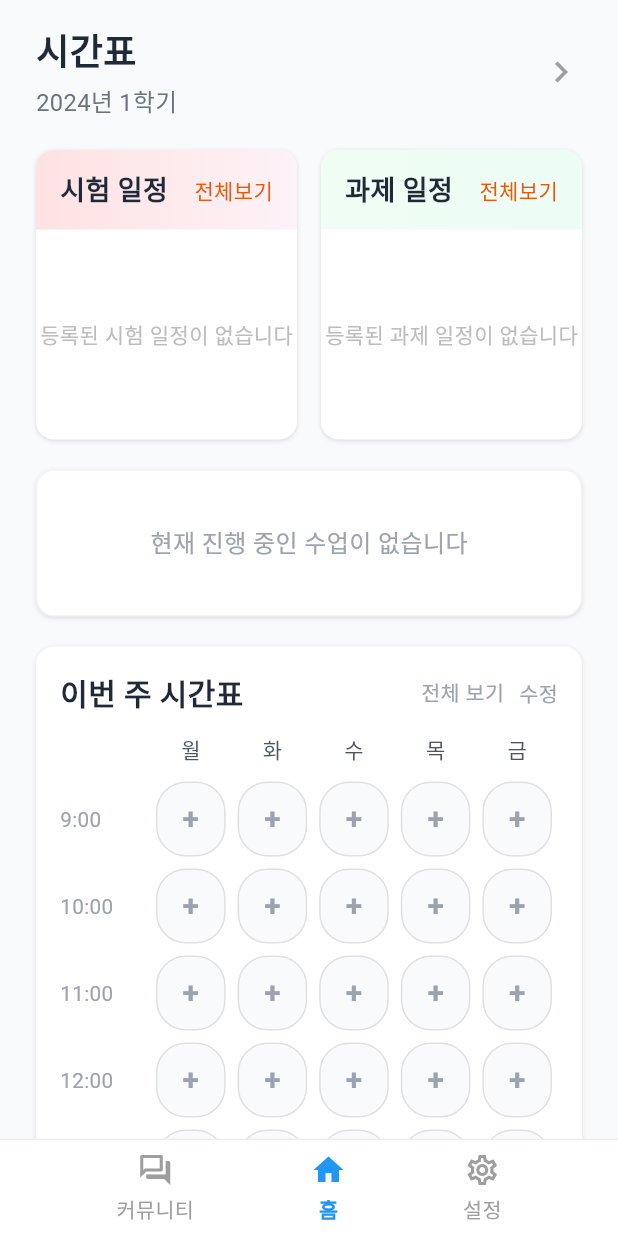
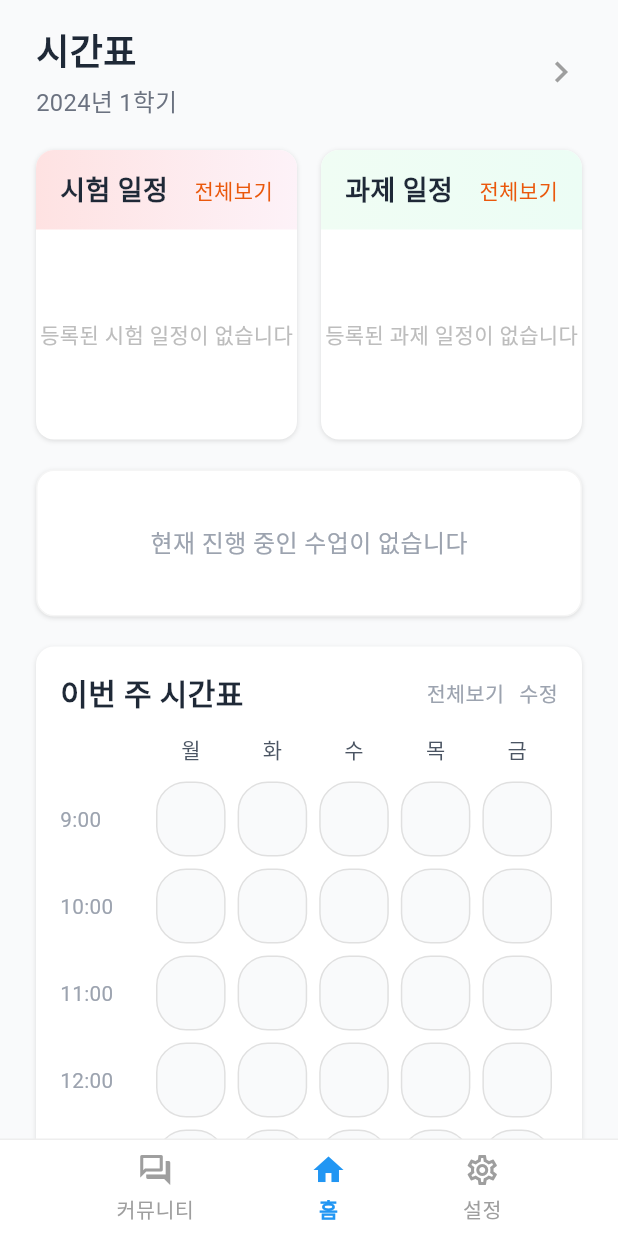
Before and after one commit to seungyun03/StudyApplication, a Flutter app: the screen it shows after launch, on a phone screen of 412 x 824 dp. Run offline on Flutter 3.47's test engine with Material 3 defaults, Android fonts, the phone set to English and light mode, and no system bars.

Commit message:
changed10.20.19.23

```diff
--- a/lib/FrontEnd/homepage.dart
+++ b/lib/FrontEnd/homepage.dart
@@ -1,5 +1,4 @@
 import 'package:flutter/material.dart';
-import 'package:flutter/services.dart';
 import 'package:provider/provider.dart';
 import 'package:study_app/FrontEnd/EditingPageParents.dart';
 import 'package:study_app/FrontEnd/FullTimeTable.dart';
@@ -28,7 +27,6 @@ class HomePage extends StatefulWidget {
 }
 
 class _HomePageState extends State<HomePage> {
-  /// ✏️ 에디팅 페이지에서 돌아올 때 시간표 갱신
   Future<void> _openEditingPage() async {
     await Navigator.push(
       context,
@@ -55,7 +53,7 @@ class _HomePageState extends State<HomePage> {
               SizedBox(height: 20),
               CurrentClassBanner(),
               SizedBox(height: 20),
-              _WeeklyTimetableWrapper(), // ✅ 시간표를 별도 State로 분리
+              _WeeklyTimetableWrapper(),
               SizedBox(height: 80),
             ],
           ),
@@ -150,7 +148,7 @@ class AssignmentScheduleWidget extends StatelessWidget {
 }
 
 // ==================== 카드 공통 디자인 ====================
-class _CardWrapper extends StatefulWidget {
+class _CardWrapper extends StatelessWidget {
   final List<Color> gradient;
   final String title;
   final String emptyText;
@@ -160,13 +158,6 @@ class _CardWrapper extends StatefulWidget {
     required this.title,
     required this.emptyText,
   });
-
-  @override
-  State<_CardWrapper> createState() => _CardWrapperState();
-}
-
-class _CardWrapperState extends State<_CardWrapper> {
-  bool _isPressed = false;
 
   @override
   Widget build(BuildContext context) {
@@ -184,7 +175,7 @@ class _CardWrapperState extends State<_CardWrapper> {
           Container(
             height: 53,
             decoration: BoxDecoration(
-              gradient: LinearGradient(colors: widget.gradient),
+              gradient: LinearGradient(colors: gradient),
               borderRadius:
                   const BorderRadius.vertical(top: Radius.circular(12)),
             ),
@@ -193,7 +184,7 @@ class _CardWrapperState extends State<_CardWrapper> {
               mainAxisAlignment: MainAxisAlignment.spaceBetween,
               children: [
                 Text(
-                  widget.title,
+                  title,
                   style: const TextStyle(
                     fontFamily: 'Roboto',
                     fontWeight: FontWeight.w800,
@@ -201,42 +192,13 @@ class _CardWrapperState extends State<_CardWrapper> {
                     color: Color(0xFF1F2937),
                   ),
                 ),
-                GestureDetector(
-                  onTapDown: (_) {
-                    setState(() => _isPressed = true);
-                    HapticFeedback.lightImpact();
-                  },
-                  onTapUp: (_) {
-                    setState(() => _isPressed = false);
-                    if (widget.title == "시험 일정") {
-                      Navigator.push(
-                        context,
-                        MaterialPageRoute(
-                            builder: (context) => const ExamPage()),
-                      );
-                    } else {
-                      Navigator.push(
-                        context,
-                        MaterialPageRoute(
-                            builder: (context) => const AssignmentPage()),
-                      );
-                    }
-                  },
-                  onTapCancel: () => setState(() => _isPressed = false),
-                  child: AnimatedScale(
-                    scale: _isPressed ? 0.9 : 1.0,
-                    duration: const Duration(milliseconds: 130),
-                    child: Text(
+                const Text(
                   "전체보기",
                   style: TextStyle(
                     fontFamily: 'Roboto',
                     fontWeight: FontWeight.w500,
                     fontSize: 14,
-                        color: _isPressed
-                            ? const Color(0xFFEA580C).withOpacity(0.5)
-                            : const Color(0xFFEA580C),
-                      ),
-                    ),
+                    color: Color(0xFFEA580C),
                   ),
                 ),
               ],
@@ -245,7 +207,7 @@ class _CardWrapperState extends State<_CardWrapper> {
           Expanded(
             child: Center(
               child: Text(
-                widget.emptyText,
+                emptyText,
                 style: TextStyle(
                   fontFamily: 'Roboto',
                   fontSize: 14,
@@ -297,31 +259,15 @@ class _WeeklyTimetableWrapper extends StatelessWidget {
   @override
   Widget build(BuildContext context) {
     final timetable = context.watch<tp.TimetableProvider>().timetable;
-    return WeeklyTimetableWidget(
-      timetable: timetable,
-      onEditPressed: () async {
-        await Navigator.push(
-          context,
-          MaterialPageRoute(builder: (_) => const EditingPageParents()),
-        );
-        if (context.mounted) {
-          context.read<tp.TimetableProvider>().notifyListeners();
-        }
-      },
-    );
+    return WeeklyTimetableWidget(timetable: timetable);
   }
 }
 
 // ==================== 주간 시간표 ====================
 class WeeklyTimetableWidget extends StatelessWidget {
   final Map<String, tp.SubjectInfo?> timetable;
-  final VoidCallback onEditPressed;
 
-  const WeeklyTimetableWidget({
-    super.key,
-    required this.timetable,
-    required this.onEditPressed,
-  });
+  const WeeklyTimetableWidget({super.key, required this.timetable});
 
   @override
   Widget build(BuildContext context) {
@@ -341,7 +287,7 @@ class WeeklyTimetableWidget extends StatelessWidget {
       child: Column(
         crossAxisAlignment: CrossAxisAlignment.start,
         children: [
-          // 헤더
+          // ✅ 헤더 복원 (전체보기 + 수정)
           Row(
             mainAxisAlignment: MainAxisAlignment.spaceBetween,
             children: [
@@ -361,11 +307,11 @@ class WeeklyTimetableWidget extends StatelessWidget {
                       Navigator.push(
                         context,
                         MaterialPageRoute(
-                            builder: (context) => const FullTimeTable()),
+                            builder: (_) => const FullTimeTable()),
                       );
                     },
                     child: const Text(
-                      "전체 보기",
+                      "전체보기",
                       style: TextStyle(
                         fontSize: 13.8,
                         color: Color(0xFF9CA3AF),
@@ -374,7 +320,13 @@ class WeeklyTimetableWidget extends StatelessWidget {
                   ),
                   const SizedBox(width: 10),
                   GestureDetector(
-                    onTap: onEditPressed,
+                    onTap: () {
+                      Navigator.push(
+                        context,
+                        MaterialPageRoute(
+                            builder: (_) => const EditingPageParents()),
+                      );
+                    },
                     child: const Text(
                       "수정",
                       style: TextStyle(
@@ -426,46 +378,67 @@ class WeeklyTimetableWidget extends StatelessWidget {
                     ),
                   ),
                   for (final d in days)
-                    Expanded(
+                    Builder(
+                      builder: (context) {
+                        final cellSubject = timetable["$d-$t"];
+                        return Expanded(
+                          child: GestureDetector(
+                            onTap: () {
+                              if (cellSubject == null) {
+                                Navigator.push(
+                                  context,
+                                  MaterialPageRoute(
+                                      builder: (_) =>
+                                          const EditingPageParents()),
+                                );
+                              } else {
+                                Navigator.push(
+                                  context,
+                                  MaterialPageRoute(
+                                    builder: (_) => TimeTableButton(
+                                      subjectName:
+                                          "${cellSubject.subject} - ${cellSubject.room}",
+                                    ),
+                                  ),
+                                );
+                              }
+                            },
                             child: Container(
                               margin: const EdgeInsets.symmetric(horizontal: 4),
                               height: 50,
                               decoration: BoxDecoration(
-                          color: timetable["$d-$t"]?.bgColor ??
+                                color: cellSubject?.bgColor ??
                                     const Color(0xFFF9FAFB),
                                 borderRadius: BorderRadius.circular(20),
                                 border: Border.all(color: Colors.grey.shade300),
                               ),
                               alignment: Alignment.center,
-                        child: timetable["$d-$t"] == null
-                            ? const Text(
-                                "+",
-                                style: TextStyle(
-                                  fontSize: 20,
-                                  fontWeight: FontWeight.bold,
-                                  color: Color(0xFF9CA3AF),
-                                ),
-                              )
+                              child: cellSubject == null
+                                  ? const SizedBox.shrink()
                                   : Column(
-                                mainAxisAlignment: MainAxisAlignment.center,
+                                      mainAxisAlignment:
+                                          MainAxisAlignment.center,
                                       children: [
                                         Text(
-                                    timetable["$d-$t"]!.subject,
+                                          cellSubject.subject,
                                           style: TextStyle(
-                                      color: timetable["$d-$t"]!.textColor,
+                                            color: cellSubject.textColor,
                                             fontWeight: FontWeight.bold,
                                           ),
                                         ),
                                         Text(
-                                    timetable["$d-$t"]!.room,
+                                          cellSubject.room,
                                           style: TextStyle(
-                                      color: timetable["$d-$t"]!.roomColor,
+                                            color: cellSubject.roomColor,
                                             fontSize: 13,
                                           ),
                                         ),
                                       ],
                                     ),
                             ),
+                          ),
+                        );
+                      },
                     ),
                 ],
               ),
@@ -531,20 +504,3 @@ class _NavItem extends StatelessWidget {
     );
   }
 }
-
-// ==================== 예시 페이지 ====================
-class ExamPage extends StatelessWidget {
-  const ExamPage({super.key});
-  @override
-  Widget build(BuildContext context) {
-    return Scaffold(appBar: AppBar(title: const Text("시험 일정 전체보기")));
-  }
-}
-
-class AssignmentPage extends StatelessWidget {
-  const AssignmentPage({super.key});
-  @override
-  Widget build(BuildContext context) {
-    return Scaffold(appBar: AppBar(title: const Text("과제 일정 전체보기")));
-  }
-}
```
Also changed, not shown: lib/FrontEnd/TimeTablebutton.dart (+20 -15 lines). Lines whose indentation alone changed are shown as unchanged.
